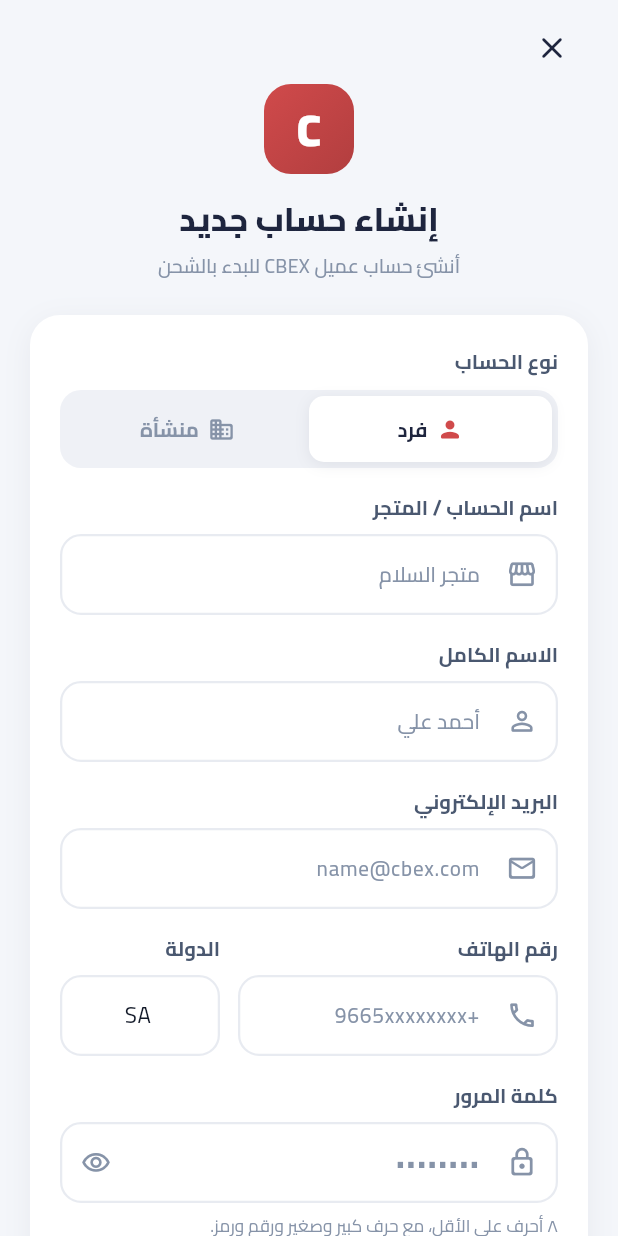
After one commit to hiethm9980-coder/cbex, a Flutter app: the RegisterScreen screen opened by its route, on a phone screen of 412 x 824 dp. The commit adds this screen. Run offline on Flutter 3.47's test engine with Material 3 defaults, Android fonts, the light colour scheme and no system bars; our stand-ins replace device_info_plus, dio, equatable, firebase_core, flutter_riverpod, flutter_secure_storage and 2 more; accounts and stored records are empty.

Commit message:
اضافة انشاء حساب

```diff
--- a/lib/features/auth/presentation/providers/auth_providers.dart
+++ b/lib/features/auth/presentation/providers/auth_providers.dart
@@ -66,6 +66,42 @@ class AuthNotifier extends Notifier<AuthState> {
     state = AuthState(status: AuthStatus.authenticated, user: data.user);
   }
 
+  /// Registers a new account + owner and auto-logs-in (the API returns a token).
+  /// Throws [ApiException] on failure — handled by the register screen.
+  Future<void> register({
+    required String accountName,
+    required String accountType,
+    required String name,
+    required String email,
+    required String password,
+    required String passwordConfirmation,
+    String? phone,
+    String country = 'SA',
+    String locale = 'ar',
+  }) async {
+    final repo = ref.read(authRepositoryProvider);
+    final data = await repo.register({
+      'account_name': accountName,
+      'account_type': accountType,
+      'name': name,
+      'email': email,
+      'password': password,
+      'password_confirmation': passwordConfirmation,
+      if (phone != null && phone.trim().isNotEmpty) 'phone': phone.trim(),
+      'country': country,
+      'locale': locale,
+    });
+    // The repository stored the token; enrich with the full /me profile
+    // (permissions, account) — fall back to the registration payload's user.
+    var user = data.user;
+    try {
+      user = await repo.me();
+    } catch (_) {
+      // keep `data.user`
+    }
+    state = AuthState(status: AuthStatus.authenticated, user: user);
+  }
+
   Future<void> logout() async {
     await ref.read(authRepositoryProvider).logout();
     state = const AuthState(status: AuthStatus.unauthenticated);
--- a/lib/features/auth/presentation/screens/login_screen.dart
+++ b/lib/features/auth/presentation/screens/login_screen.dart
@@ -1,5 +1,6 @@
 import 'package:flutter/material.dart';
 import 'package:flutter_riverpod/flutter_riverpod.dart';
+import 'package:go_router/go_router.dart';
 
 import '../../../../core/constants/app_colors.dart';
 import '../../../../core/errors/exceptions.dart';
@@ -304,11 +305,35 @@ class _LoginScreenState extends ConsumerState<LoginScreen> {
             const SizedBox(height: 18),
 
             _primaryButton(),
+            const SizedBox(height: 14),
+            _registerLink(),
           ],
         ),
       ),
     );
   }
+
+  Widget _registerLink() => Row(
+        mainAxisAlignment: MainAxisAlignment.center,
+        children: [
+          Text(
+            'ليس لديك حساب؟',
+            style: TextStyle(
+                fontSize: 13, color: _ink2, fontWeight: FontWeight.w500),
+          ),
+          TextButton(
+            onPressed: _loading ? null : () => context.push('/register'),
+            style: TextButton.styleFrom(
+              foregroundColor: AppColors.secondary,
+              padding: const EdgeInsets.symmetric(horizontal: 6),
+              minimumSize: Size.zero,
+              tapTargetSize: MaterialTapTargetSize.shrinkWrap,
+            ),
+            child: const Text('إنشاء حساب',
+                style: TextStyle(fontSize: 13.5, fontWeight: FontWeight.w800)),
+          ),
+        ],
+      );
 
   Widget _label(String text) => Align(
         alignment: AlignmentDirectional.centerStart,
--- /dev/null
+++ b/lib/features/auth/presentation/screens/register_screen.dart
@@ -0,0 +1,510 @@
+import 'package:flutter/material.dart';
+import 'package:flutter_riverpod/flutter_riverpod.dart';
+import 'package:go_router/go_router.dart';
+
+import '../../../../core/constants/app_colors.dart';
+import '../../../../core/errors/exceptions.dart';
+import '../../../../shared/controllers/global_error_handler.dart';
+import '../providers/auth_providers.dart';
+
+/// Create-account screen, wired to `POST /api/v1/register`. On success the API
+/// returns a token, so the user is auto-logged-in and routed to /home.
+///
+/// Same CBEX design system as the login screen (light bg, white card, navy ink,
+/// red CTA). Arabic / RTL.
+class RegisterScreen extends ConsumerStatefulWidget {
+  const RegisterScreen({super.key});
+
+  @override
+  ConsumerState<RegisterScreen> createState() => _RegisterScreenState();
+}
+
+class _RegisterScreenState extends ConsumerState<RegisterScreen> {
+  static const Color _bg = Color(0xFFF4F6FA);
+  static const Color _line = Color(0xFFE8EBF1);
+  static const Color _ink2 = Color(0xFF4A5870);
+  static const Color _ink3 = Color(0xFF8693A8);
+
+  final _formKey = GlobalKey<FormState>();
+  final _accountNameCtrl = TextEditingController();
+  final _nameCtrl = TextEditingController();
+  final _emailCtrl = TextEditingController();
+  final _phoneCtrl = TextEditingController();
+  final _countryCtrl = TextEditingController(text: 'SA');
+  final _passCtrl = TextEditingController();
+  final _confirmCtrl = TextEditingController();
+  String _accountType = 'individual';
+  bool _obscure = true;
+  bool _obscure2 = true;
+  bool _loading = false;
+  Map<String, List<String>> _fieldErrors = {};
+
+  @override
+  void dispose() {
+    _accountNameCtrl.dispose();
+    _nameCtrl.dispose();
+    _emailCtrl.dispose();
+    _phoneCtrl.dispose();
+    _countryCtrl.dispose();
+    _passCtrl.dispose();
+    _confirmCtrl.dispose();
+    super.dispose();
+  }
+
+  String? _fieldError(String key) =>
+      (_fieldErrors[key]?.isNotEmpty ?? false) ? _fieldErrors[key]!.first : null;
+
+  Future<void> _submit() async {
+    FocusScope.of(context).unfocus();
+    setState(() => _fieldErrors = {});
+    if (!_formKey.currentState!.validate()) return;
+    setState(() => _loading = true);
+    try {
+      await ref.read(authProvider.notifier).register(
+            accountName: _accountNameCtrl.text.trim(),
+            accountType: _accountType,
+            name: _nameCtrl.text.trim(),
+            email: _emailCtrl.text.trim(),
+            password: _passCtrl.text,
+            passwordConfirmation: _confirmCtrl.text,
+            phone: _phoneCtrl.text.trim(),
+            country: _countryCtrl.text.trim().toUpperCase(),
+          );
+      // Success → AuthStatus.authenticated → router redirects to /home.
+    } on ValidationException catch (e) {
+      if (mounted) setState(() => _fieldErrors = e.errors);
+    } on ApiException catch (e) {
+      if (mounted) GlobalErrorHandler.show(context, GlobalErrorHandler.handle(e));
+    } catch (e) {
+      if (mounted) GlobalErrorHandler.show(context, GlobalErrorHandler.handle(e));
+    } finally {
+      if (mounted) setState(() => _loading = false);
+    }
+  }
+
+  @override
+  Widget build(BuildContext context) {
+    return Scaffold(
+      backgroundColor: _bg,
+      body: SafeArea(
+        child: Center(
+          child: SingleChildScrollView(
+            padding: const EdgeInsets.fromLTRB(20, 8, 20, 28),
+            child: ConstrainedBox(
+              constraints: const BoxConstraints(maxWidth: 440),
+              child: Column(
+                mainAxisSize: MainAxisSize.min,
+                crossAxisAlignment: CrossAxisAlignment.stretch,
+                children: [
+                  Align(
+                    alignment: AlignmentDirectional.centerStart,
+                    child: IconButton(
+                      tooltip: 'رجوع',
+                      onPressed: _loading ? null : () => context.pop(),
+                      icon: const Icon(Icons.close_rounded,
+                          color: AppColors.primary),
+                    ),
+                  ),
+                  _brand(),
+                  const SizedBox(height: 22),
+                  _formCard(),
+                  const SizedBox(height: 16),
+                  _loginLink(),
+                ],
+              ),
+            ),
+          ),
+        ),
+      ),
+    );
+  }
+
+  Widget _brand() => Column(
+        children: [
+          Container(
+            width: 60,
+            height: 60,
+            alignment: Alignment.center,
+            decoration: BoxDecoration(
+              gradient: const LinearGradient(
+                begin: Alignment.topLeft,
+                end: Alignment.bottomRight,
+                colors: [AppColors.secondary, AppColors.secondaryDark],
+              ),
+              borderRadius: BorderRadius.circular(18),
+            ),
+            child: const Text('C',
+                style: TextStyle(
+                    fontSize: 30,
+                    height: 1,
+                    fontWeight: FontWeight.w900,
+                    color: Colors.white)),
+          ),
+          const SizedBox(height: 12),
+          const Text('إنشاء حساب جديد',
+              style: TextStyle(
+                  fontSize: 22,
+                  fontWeight: FontWeight.w800,
+                  color: AppColors.primary)),
+          const SizedBox(height: 4),
+          Text('أنشئ حساب عميل CBEX للبدء بالشحن',
+              textAlign: TextAlign.center,
+              style: TextStyle(
+                  fontSize: 13, fontWeight: FontWeight.w500, color: _ink3)),
+        ],
+      );
+
+  Widget _formCard() => Container(
+        padding: const EdgeInsets.fromLTRB(20, 20, 20, 24),
+        decoration: BoxDecoration(
+          color: Colors.white,
+          borderRadius: BorderRadius.circular(20),
+          boxShadow: [
+            BoxShadow(
+              color: AppColors.primary.withValues(alpha: 0.06),
+              blurRadius: 16,
+              offset: const Offset(0, 4),
+            ),
+          ],
+        ),
+        child: Form(
+          key: _formKey,
+          child: Column(
+            crossAxisAlignment: CrossAxisAlignment.stretch,
+            children: [
+              _label('نوع الحساب'),
+              const SizedBox(height: 8),
+              _accountTypeSelector(),
+              const SizedBox(height: 15),
+              _label('اسم الحساب / المتجر'),
+              const SizedBox(height: 7),
+              TextFormField(
+                controller: _accountNameCtrl,
+                enabled: !_loading,
+                textInputAction: TextInputAction.next,
+                decoration: _decoration(
+                    hint: 'متجر السلام',
+                    icon: Icons.storefront_outlined,
+                    errorText: _fieldError('account_name')),
+                validator: (v) =>
+                    (v == null || v.trim().isEmpty) ? 'أدخل اسم الحساب' : null,
+              ),
+              const SizedBox(height: 15),
+              _label('الاسم الكامل'),
+              const SizedBox(height: 7),
+              TextFormField(
+                controller: _nameCtrl,
+                enabled: !_loading,
+                textInputAction: TextInputAction.next,
+                decoration: _decoration(
+                    hint: 'أحمد علي',
+                    icon: Icons.person_outline_rounded,
+                    errorText: _fieldError('name')),
+                validator: (v) =>
+                    (v == null || v.trim().isEmpty) ? 'أدخل الاسم' : null,
+              ),
+              const SizedBox(height: 15),
+              _label('البريد الإلكتروني'),
+              const SizedBox(height: 7),
+              TextFormField(
+                controller: _emailCtrl,
+                enabled: !_loading,
+                keyboardType: TextInputType.emailAddress,
+                textInputAction: TextInputAction.next,
+                decoration: _decoration(
+                    hint: 'name@cbex.com',
+                    icon: Icons.mail_outline_rounded,
+                    errorText: _fieldError('email')),
+                validator: (v) {
+                  final value = v?.trim() ?? '';
+                  if (value.isEmpty) return 'أدخل البريد الإلكتروني';
+                  if (!value.contains('@')) return 'بريد إلكتروني غير صالح';
+                  return null;
+                },
+              ),
+              const SizedBox(height: 15),
+              Row(
+                crossAxisAlignment: CrossAxisAlignment.start,
+                children: [
+                  Expanded(
+                    flex: 2,
+                    child: Column(
+                      crossAxisAlignment: CrossAxisAlignment.stretch,
+                      children: [
+                        _label('رقم الهاتف'),
+                        const SizedBox(height: 7),
+                        TextFormField(
+                          controller: _phoneCtrl,
+                          enabled: !_loading,
+                          keyboardType: TextInputType.phone,
+                          textInputAction: TextInputAction.next,
+                          textDirection: TextDirection.ltr,
+                          decoration: _decoration(
+                              hint: '+9665xxxxxxxx',
+                              icon: Icons.phone_outlined,
+                              errorText: _fieldError('phone')),
+                        ),
+                      ],
+                    ),
+                  ),
+                  const SizedBox(width: 12),
+                  Expanded(
+                    flex: 1,
+                    child: Column(
+                      crossAxisAlignment: CrossAxisAlignment.stretch,
+                      children: [
+                        _label('الدولة'),
+                        const SizedBox(height: 7),
+                        TextFormField(
+                          controller: _countryCtrl,
+                          enabled: !_loading,
+                          textCapitalization: TextCapitalization.characters,
+                          textInputAction: TextInputAction.next,
+                          textAlign: TextAlign.center,
+                          maxLength: 2,
+                          decoration: _decoration(
+                            hint: 'SA',
+                            icon: null,
+                            errorText: _fieldError('country'),
+                          ).copyWith(counterText: ''),
+                          validator: (v) =>
+                              (v == null || v.trim().length != 2)
+                                  ? 'حرفان'
+                                  : null,
+                        ),
+                      ],
+                    ),
+                  ),
+                ],
+              ),
+              const SizedBox(height: 15),
+              _label('كلمة المرور'),
+              const SizedBox(height: 7),
+              TextFormField(
+                controller: _passCtrl,
+                enabled: !_loading,
+                obscureText: _obscure,
+                textInputAction: TextInputAction.next,
+                decoration: _decoration(
+                  hint: '••••••••',
+                  icon: Icons.lock_outline_rounded,
+                  errorText: _fieldError('password'),
+                  suffix: IconButton(
+                    onPressed: () => setState(() => _obscure = !_obscure),
+                    splashRadius: 20,
+                    icon: Icon(
+                        _obscure
+                            ? Icons.visibility_outlined
+                            : Icons.visibility_off_outlined,
+                        color: _ink3,
+                        size: 20),
+                  ),
+                ),
+                validator: _passwordValidator,
+              ),
+              const SizedBox(height: 6),
+              Align(
+                alignment: AlignmentDirectional.centerStart,
+                child: Text(
+                  '٨ أحرف على الأقل، مع حرف كبير وصغير ورقم ورمز.',
+                  style: TextStyle(fontSize: 11.5, color: _ink3),
+                ),
+              ),
+              const SizedBox(height: 15),
+              _label('تأكيد كلمة المرور'),
+              const SizedBox(height: 7),
+              TextFormField(
+                controller: _confirmCtrl,
+                enabled: !_loading,
+                obscureText: _obscure2,
+                textInputAction: TextInputAction.done,
+                onFieldSubmitted: (_) => _submit(),
+                decoration: _decoration(
+                  hint: '••••••••',
+                  icon: Icons.lock_outline_rounded,
+                  suffix: IconButton(
+                    onPressed: () => setState(() => _obscure2 = !_obscure2),
+                    splashRadius: 20,
+                    icon: Icon(
+                        _obscure2
+                            ? Icons.visibility_outlined
+                            : Icons.visibility_off_outlined,
+                        color: _ink3,
+                        size: 20),
+                  ),
+                ),
+                validator: (v) {
+                  if (v == null || v.isEmpty) return 'أعد إدخال كلمة المرور';
+                  if (v != _passCtrl.text) return 'كلمتا المرور غير متطابقتين';
+                  return null;
+                },
+              ),
+              const SizedBox(height: 20),
+              _primaryButton(),
+            ],
+          ),
+        ),
+      );
+
+  String? _passwordValidator(String? v) {
+    final value = v ?? '';
+    if (value.isEmpty) return 'أدخل كلمة المرور';
+    if (value.length < 8) return '٨ أحرف على الأقل';
+    if (!RegExp(r'[A-Z]').hasMatch(value)) return 'أضف حرفًا كبيرًا (A-Z)';
+    if (!RegExp(r'[a-z]').hasMatch(value)) return 'أضف حرفًا صغيرًا (a-z)';
+    if (!RegExp(r'[0-9]').hasMatch(value)) return 'أضف رقمًا';
+    return null;
+  }
+
+  Widget _accountTypeSelector() {
+    Widget seg(String label, String value, IconData icon) {
+      final selected = _accountType == value;
+      return Expanded(
+        child: GestureDetector(
+          onTap: _loading ? null : () => setState(() => _accountType = value),
+          child: AnimatedContainer(
+            duration: const Duration(milliseconds: 150),
+            height: 44,
+            alignment: Alignment.center,
+            decoration: BoxDecoration(
+              color: selected ? Colors.white : Colors.transparent,
+              borderRadius: BorderRadius.circular(10),
+              boxShadow: selected
+                  ? [
+                      BoxShadow(
+                        color: AppColors.primary.withValues(alpha: 0.08),
+                        blurRadius: 8,
+                        offset: const Offset(0, 2),
+                      )
+                    ]
+                  : null,
+            ),
+            child: Row(
+              mainAxisSize: MainAxisSize.min,
+              children: [
+                Icon(icon,
+                    size: 18,
+                    color: selected ? AppColors.secondary : _ink3),
+                const SizedBox(width: 6),
+                Text(label,
+                    style: TextStyle(
+                        fontSize: 13.5,
+                        fontWeight: FontWeight.w700,
+                        color: selected ? AppColors.primary : _ink3)),
+              ],
+            ),
+          ),
+        ),
+      );
+    }
+
+    return Container(
+      padding: const EdgeInsets.all(4),
+      decoration: BoxDecoration(
+        color: const Color(0xFFEFF1F6),
+        borderRadius: BorderRadius.circular(14),
+      ),
+      child: Row(children: [
+        seg('فرد', 'individual', Icons.person_rounded),
+        seg('منشأة', 'organization', Icons.business_rounded),
+      ]),
+    );
+  }
+
+  Widget _label(String text) => Align(
+        alignment: AlignmentDirectional.centerStart,
+        child: Text(text,
+            style: TextStyle(
+                fontSize: 13.5, fontWeight: FontWeight.w700, color: _ink2)),
+      );
+
+  InputDecoration _decoration({
+    required String hint,
+    required IconData? icon,
+    Widget? suffix,
+    String? errorText,
+  }) {
+    OutlineInputBorder border(Color c, [double w = 1.5]) => OutlineInputBorder(
+          borderRadius: BorderRadius.circular(14),
+          borderSide: BorderSide(color: c, width: w),
+        );
+    return InputDecoration(
+      hintText: hint,
+      hintStyle:
+          TextStyle(color: _ink3, fontSize: 14, fontWeight: FontWeight.w500),
+      errorText: errorText,
+      filled: true,
+      fillColor: Colors.white,
+      prefixIcon: icon == null ? null : Icon(icon, color: _ink3, size: 21),
+      suffixIcon: suffix,
+      contentPadding: const EdgeInsets.symmetric(vertical: 15, horizontal: 14),
+      border: border(_line),
+      enabledBorder: border(_line),
+      focusedBorder: border(AppColors.secondary),
+      errorBorder: border(AppColors.error, 1.2),
+      focusedErrorBorder: border(AppColors.error),
+      errorStyle: const TextStyle(fontSize: 12, fontWeight: FontWeight.w600),
+    );
+  }
+
+  Widget _primaryButton() => Container(
+        decoration: BoxDecoration(
+          borderRadius: BorderRadius.circular(15),
+          boxShadow: _loading
+              ? null
+              : [
+                  BoxShadow(
+                    color: AppColors.secondary.withValues(alpha: 0.30),
+                    blurRadius: 20,
+                    offset: const Offset(0, 8),
+                  ),
+                ],
+        ),
+        child: SizedBox(
+          height: 52,
+          width: double.infinity,
+          child: ElevatedButton(
+            onPressed: _loading ? null : _submit,
+            style: ElevatedButton.styleFrom(
+              backgroundColor: AppColors.secondary,
+              disabledBackgroundColor:
+                  AppColors.secondary.withValues(alpha: 0.6),
+              foregroundColor: Colors.white,
+              elevation: 0,
+              shape:
+                  RoundedRectangleBorder(borderRadius: BorderRadius.circular(15)),
+              textStyle:
+                  const TextStyle(fontSize: 15.5, fontWeight: FontWeight.w800),
+            ),
+            child: _loading
+                ? const SizedBox(
+                    width: 22,
+                    height: 22,
+                    child: CircularProgressIndicator(
+                        strokeWidth: 2.4, color: Colors.white),
+                  )
+                : const Text('إنشاء الحساب'),
+          ),
+        ),
+      );
+
+  Widget _loginLink() => Row(
+        mainAxisAlignment: MainAxisAlignment.center,
+        children: [
+          Text('لديك حساب بالفعل؟',
+              style: TextStyle(
+                  fontSize: 13, color: _ink2, fontWeight: FontWeight.w500)),
+          TextButton(
+            onPressed: _loading ? null : () => context.pop(),
+            style: TextButton.styleFrom(
+              foregroundColor: AppColors.secondary,
+              padding: const EdgeInsets.symmetric(horizontal: 6),
+              minimumSize: Size.zero,
+              tapTargetSize: MaterialTapTargetSize.shrinkWrap,
+            ),
+            child: const Text('تسجيل الدخول',
+                style: TextStyle(fontSize: 13.5, fontWeight: FontWeight.w800)),
+          ),
+        ],
+      );
+}
--- a/lib/router/app_router.dart
+++ b/lib/router/app_router.dart
@@ -4,6 +4,7 @@ import 'package:go_router/go_router.dart';
 
 import '../features/auth/presentation/providers/auth_providers.dart';
 import '../features/auth/presentation/screens/login_screen.dart';
+import '../features/auth/presentation/screens/register_screen.dart';
 import '../features/auth/presentation/screens/splash_screen.dart';
 import '../features/home/presentation/screens/home_screen.dart';
 
@@ -22,16 +23,22 @@ final routerProvider = Provider<GoRouter>((ref) {
         return loc == '/splash' ? null : '/splash';
       }
       if (auth.isUnauthenticated) {
-        return loc == '/login' ? null : '/login';
+        // Login and register are reachable while signed out.
+        return (loc == '/login' || loc == '/register') ? null : '/login';
       }
-      // authenticated → leave splash/login for home.
-      if (loc == '/splash' || loc == '/login') return '/home';
+      // authenticated → leave the auth screens for home.
+      if (loc == '/splash' || loc == '/login' || loc == '/register') {
+        return '/home';
+      }
       return null;
     },
     routes: [
       GoRoute(
           path: '/splash', builder: (context, state) => const SplashScreen()),
       GoRoute(path: '/login', builder: (context, state) => const LoginScreen()),
+      GoRoute(
+          path: '/register',
+          builder: (context, state) => const RegisterScreen()),
       GoRoute(path: '/home', builder: (context, state) => const HomeScreen()),
     ],
   );
```
